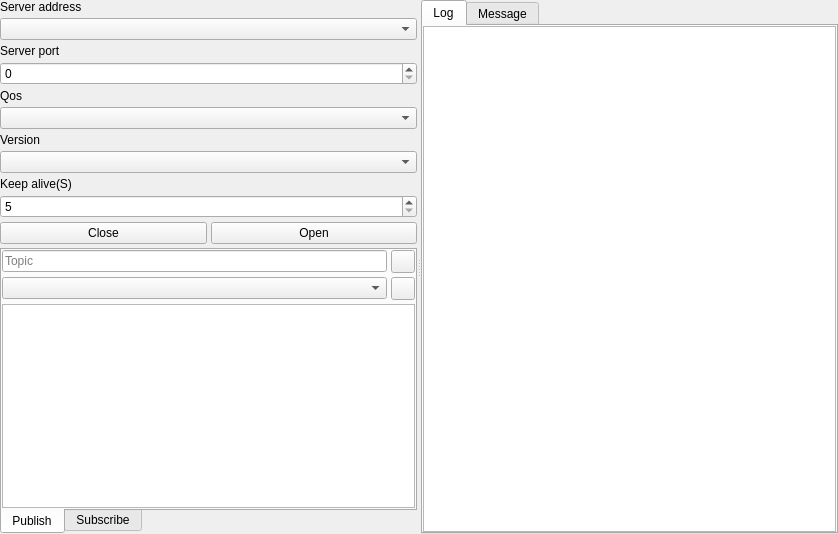
Qt form src/x/mqtt/mqttclientui.ui (x-tools-author/x-tools) before a commit.
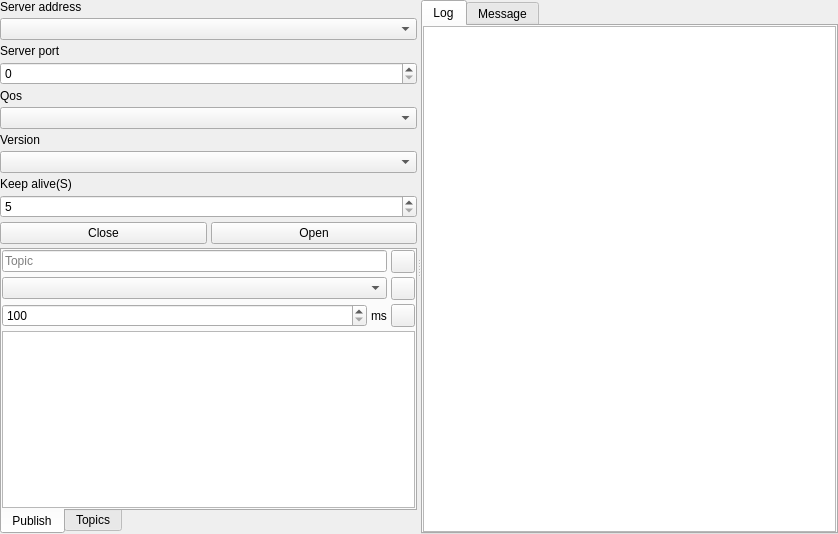
The same form after that commit.

```diff
--- a/src/x/mqtt/mqttclientui.ui
+++ b/src/x/mqtt/mqttclientui.ui
@@ -153,14 +153,17 @@
            </property>
            <item row="0" column="0">
             <layout class="QGridLayout" name="gridLayout_5">
-             <item row="0" column="0">
-              <widget class="QLineEdit" name="lineEditPublish">
-               <property name="placeholderText">
-                <string>Topic</string>
+             <item row="2" column="2">
+              <widget class="QToolButton" name="toolButtonTimer">
+               <property name="toolTip">
+                <string>Timer sending</string>
+               </property>
+               <property name="text">
+                <string notr="true"/>
                </property>
               </widget>
              </item>
-             <item row="0" column="1">
+             <item row="0" column="2">
               <widget class="QToolButton" name="toolButtonPublish">
                <property name="toolTip">
                 <string>Publish topic</string>
@@ -170,16 +173,55 @@
                </property>
               </widget>
              </item>
-             <item row="1" column="1">
+             <item row="1" column="2">
               <widget class="QToolButton" name="toolButtonWrap">
+               <property name="toolTip">
+                <string>Wrap text</string>
+               </property>
                <property name="text">
                 <string notr="true"/>
                </property>
               </widget>
              </item>
-             <item row="1" column="0">
+             <item row="2" column="0">
+              <widget class="QSpinBox" name="spinBoxInterval">
+               <property name="minimum">
+                <number>100</number>
+               </property>
+               <property name="maximum">
+                <number>10000</number>
+               </property>
+               <property name="singleStep">
+                <number>100</number>
+               </property>
+               <property name="value">
+                <number>100</number>
+               </property>
+              </widget>
+             </item>
+             <item row="2" column="1">
+              <widget class="QLabel" name="label_5">
+               <property name="sizePolicy">
+                <sizepolicy hsizetype="Fixed" vsizetype="Preferred">
+                 <horstretch>0</horstretch>
+                 <verstretch>0</verstretch>
+                </sizepolicy>
+               </property>
+               <property name="text">
+                <string notr="true">ms</string>
+               </property>
+              </widget>
+             </item>
+             <item row="1" column="0" colspan="2">
               <widget class="QComboBox" name="comboBoxTextFormat"/>
              </item>
+             <item row="0" column="0" colspan="2">
+              <widget class="QLineEdit" name="lineEditPublish">
+               <property name="placeholderText">
+                <string>Topic</string>
+               </property>
+              </widget>
+             </item>
             </layout>
            </item>
            <item row="1" column="0">
@@ -189,7 +231,7 @@
          </widget>
          <widget class="QWidget" name="tab_2">
           <attribute name="title">
-           <string>Subscribe</string>
+           <string>Topics</string>
           </attribute>
           <layout class="QGridLayout" name="gridLayout_2">
            <property name="leftMargin">
```
